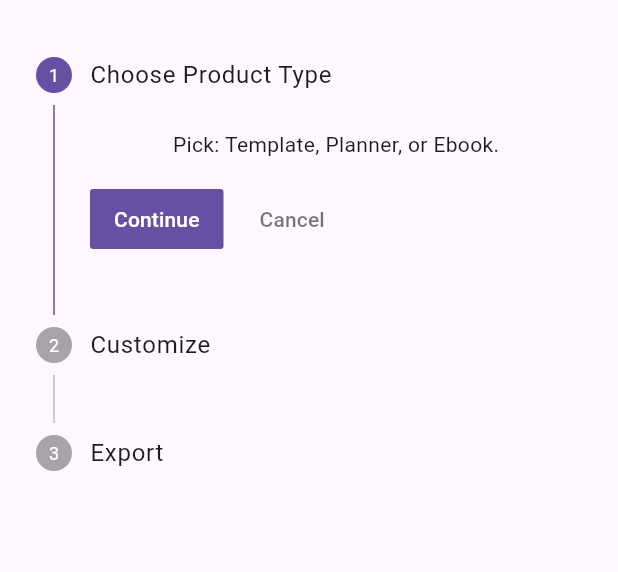
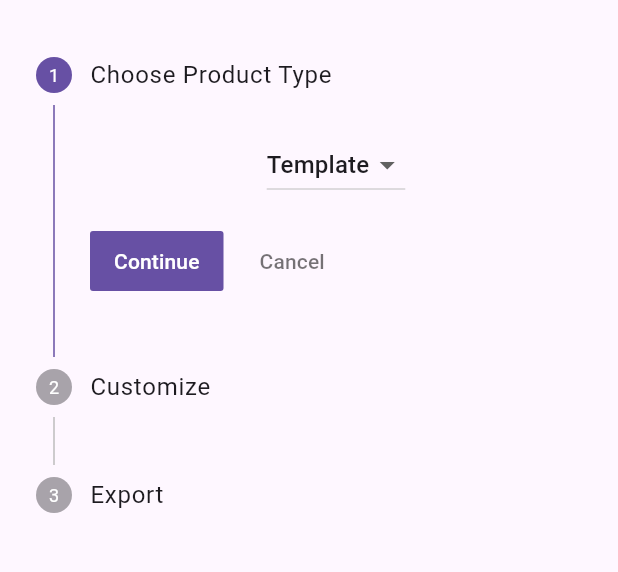
Before and after one commit to MYTHIK-blip/scrollly, a Flutter app: the WizardScreen screen opened directly, on a phone screen of 412 x 824 dp, the part 63-635 px from its top. Run offline on Flutter 3.47's test engine with Material 3 defaults, Android fonts, the phone set to English and light mode, and no system bars.

Commit message:
✅ Full Scrollly Wizard: dropdown, dynamic colors, export trigger

```diff
--- a/lib/ui/wizard_screen.dart
+++ b/lib/ui/wizard_screen.dart
@@ -7,6 +7,18 @@ class WizardScreen extends StatefulWidget {
 
 class _WizardScreenState extends State<WizardScreen> {
   int _currentStep = 0;
+
+  String _selectedProductType = 'Template';
+  Color _selectedColor = Colors.indigo;
+
+  final List<String> _productTypes = ['Template', 'Planner', 'Ebook'];
+  final List<Color> _colors = [
+    Colors.indigo,
+    Colors.teal,
+    Colors.pink,
+    Colors.red,
+    Colors.green,
+  ];
 
   @override
   Widget build(BuildContext context) {
@@ -21,6 +33,8 @@ class _WizardScreenState extends State<WizardScreen> {
             setState(() {
               _currentStep += 1;
             });
+          } else {
+            _generateScroll();
           }
         },
         onStepCancel: () {
@@ -33,21 +47,82 @@ class _WizardScreenState extends State<WizardScreen> {
         steps: [
           Step(
             title: Text('Choose Product Type'),
-            content: Text('Pick: Template, Planner, or Ebook.'),
+            content: DropdownButton<String>(
+              value: _selectedProductType,
+              items: _productTypes.map((String value) {
+                return DropdownMenuItem<String>(
+                  value: value,
+                  child: Text(value),
+                );
+              }).toList(),
+              onChanged: (String? newValue) {
+                setState(() {
+                  _selectedProductType = newValue!;
+                });
+              },
+            ),
             isActive: _currentStep >= 0,
           ),
           Step(
             title: Text('Customize'),
-            content: Text('Adjust theme, colors, fonts.'),
+            content: Row(
+              children: _colors.map((color) {
+                return GestureDetector(
+                  onTap: () {
+                    setState(() {
+                      _selectedColor = color;
+                    });
+                  },
+                  child: Container(
+                    margin: EdgeInsets.symmetric(horizontal: 5),
+                    child: CircleAvatar(
+                      backgroundColor: color,
+                      radius: 20,
+                      child: _selectedColor == color
+                          ? Icon(Icons.check, color: Colors.white)
+                          : null,
+                    ),
+                  ),
+                );
+              }).toList(),
+            ),
             isActive: _currentStep >= 1,
           ),
           Step(
             title: Text('Export'),
-            content: Text('Generate and save your scroll.'),
+            content: Column(
+              crossAxisAlignment: CrossAxisAlignment.start,
+              children: [
+                Text('Product: $_selectedProductType'),
+                Text('Theme Color: $_selectedColor'),
+                SizedBox(height: 20),
+                ElevatedButton(
+                  onPressed: _generateScroll,
+                  child: Text('Generate Scroll (Mock)'),
+                ),
+              ],
+            ),
             isActive: _currentStep >= 2,
           ),
         ],
       ),
     );
   }
+
+  void _generateScroll() {
+    showDialog(
+      context: context,
+      builder: (context) => AlertDialog(
+        title: Text('Scroll Generated!'),
+        content: Text(
+            'Product: $_selectedProductType\nColor: $_selectedColor\n(Soon: Real PDF or file export)'),
+        actions: [
+          TextButton(
+            onPressed: () => Navigator.pop(context),
+            child: Text('OK'),
+          ),
+        ],
+      ),
+    );
+  }
 }
```
